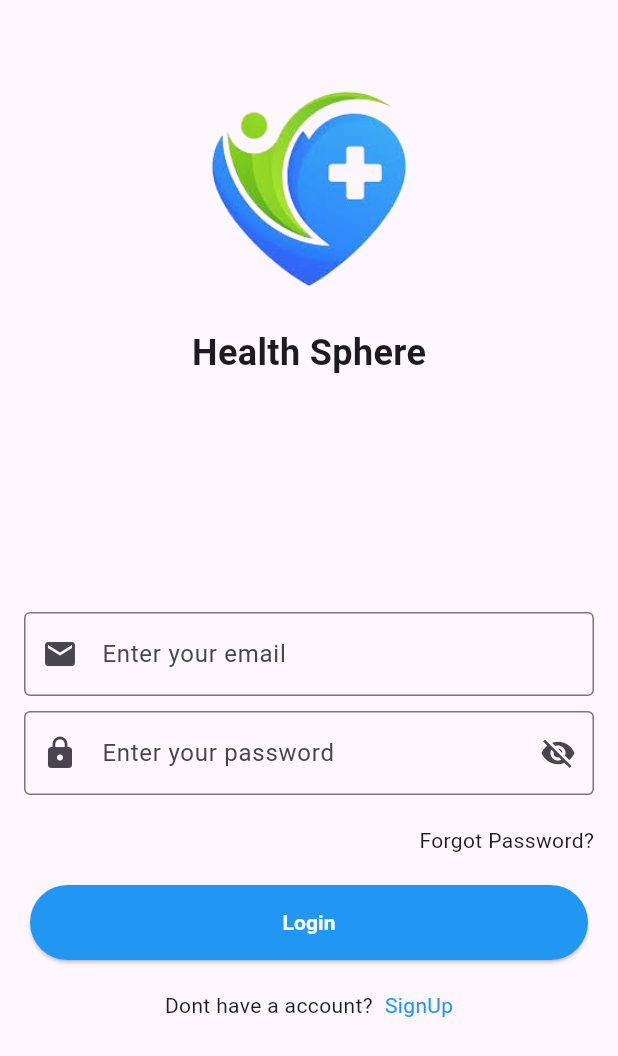
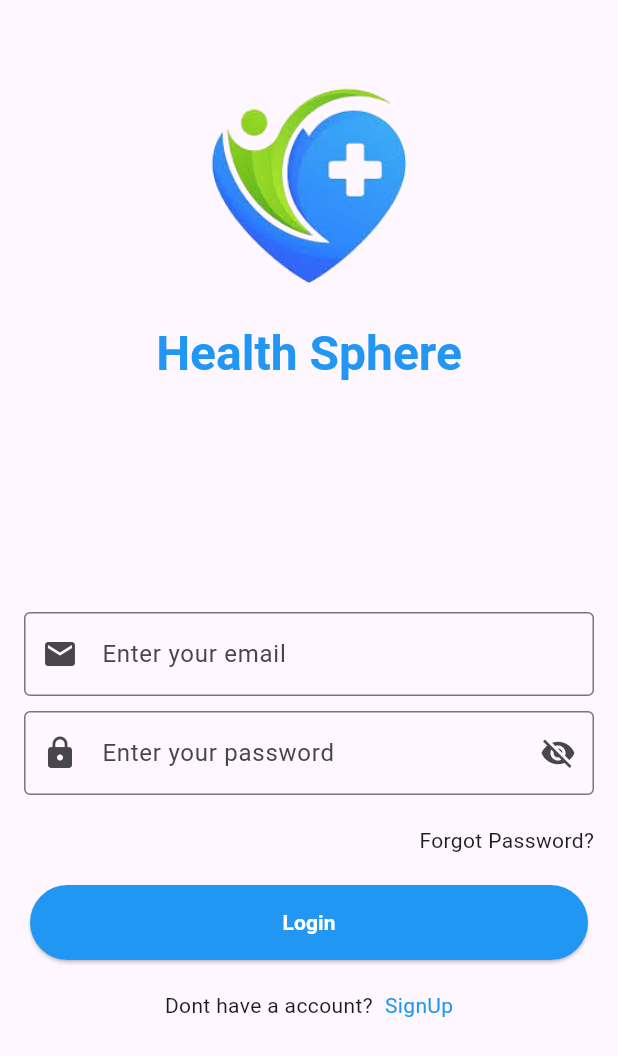
Before and after one commit to Dev-hamzaa/personal, a Flutter app: the screen it shows after launch, on a phone screen of 412 x 824 dp. Shown: the top 1056 px of the screen. Run offline on Flutter 3.47's test engine with Material 3 defaults, Android fonts, the phone set to English and light mode, and no system bars; our stand-ins replace get, shared_preferences, table_calendar, velocity_x.

```diff
--- a/flutterapp/lib/components/header.dart
+++ b/flutterapp/lib/components/header.dart
@@ -32,7 +32,7 @@ class Header extends StatelessWidget {
           ),
           const SizedBox(height: 4),
           const Text(
-            "Your Health, Our Priority",
+            "Connecting Lives, Through Care",
             style: TextStyle(
               fontSize: 12,
               color: Colors.grey,
--- a/flutterapp/lib/views/login/loginview.dart
+++ b/flutterapp/lib/views/login/loginview.dart
@@ -35,11 +35,29 @@ class LoginView extends StatelessWidget {
                         fit: BoxFit.contain,
                       ),
                       const SizedBox(height: 10),
-                      Text(
-                        AppStrings.welcome,
-                        style: const TextStyle(
-                          fontWeight: FontWeight.bold,
-                          fontSize: 24,
+                      Center(
+                        child: RichText(
+                          textAlign: TextAlign.center,
+                          text: TextSpan(
+                            children: [
+                              TextSpan(
+                                text: 'Health',
+                                style: TextStyle(
+                                  color: Colors.blue,
+                                  fontWeight: FontWeight.bold,
+                                  fontSize: 32,
+                                ),
+                              ),
+                              TextSpan(
+                                text: ' Sphere',
+                                style: TextStyle(
+                                  color: Colors.blue,
+                                  fontWeight: FontWeight.bold,
+                                  fontSize: 32,
+                                ),
+                              ),
+                            ],
+                          ),
                         ),
                       ),
                     ],
@@ -71,7 +89,7 @@ class LoginView extends StatelessWidget {
                         CustomButton(
                           buttonText: AppStrings.login,
                           onTap: () async {
-                            String role = 'patient'; // This will come from your API
+                            String role = 'doctor'; // This will come from your API
 
                             // Use only one method to store the role, remove the duplicate
                             await SharedPreferences.getInstance().then((prefs) {
```
Also changed, not shown: flutterapp/lib/views/profile/patientProfileView.dart (+2 -10 lines), 1 other file.
